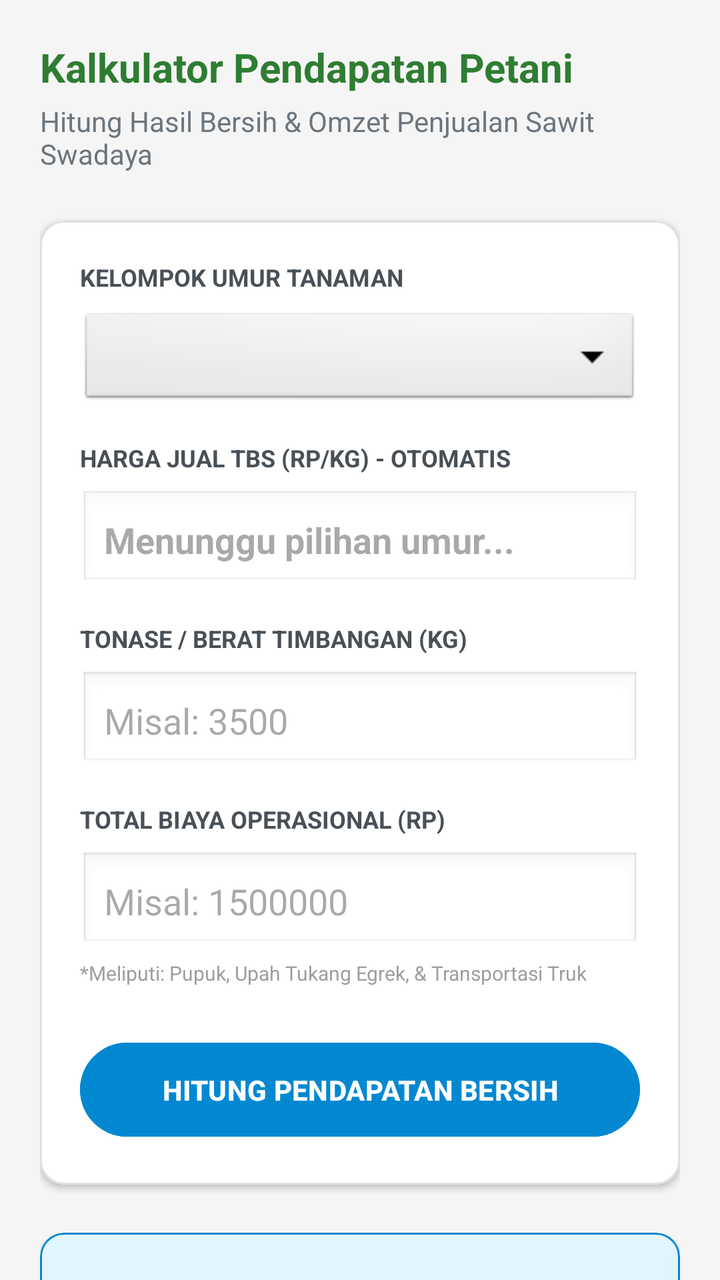
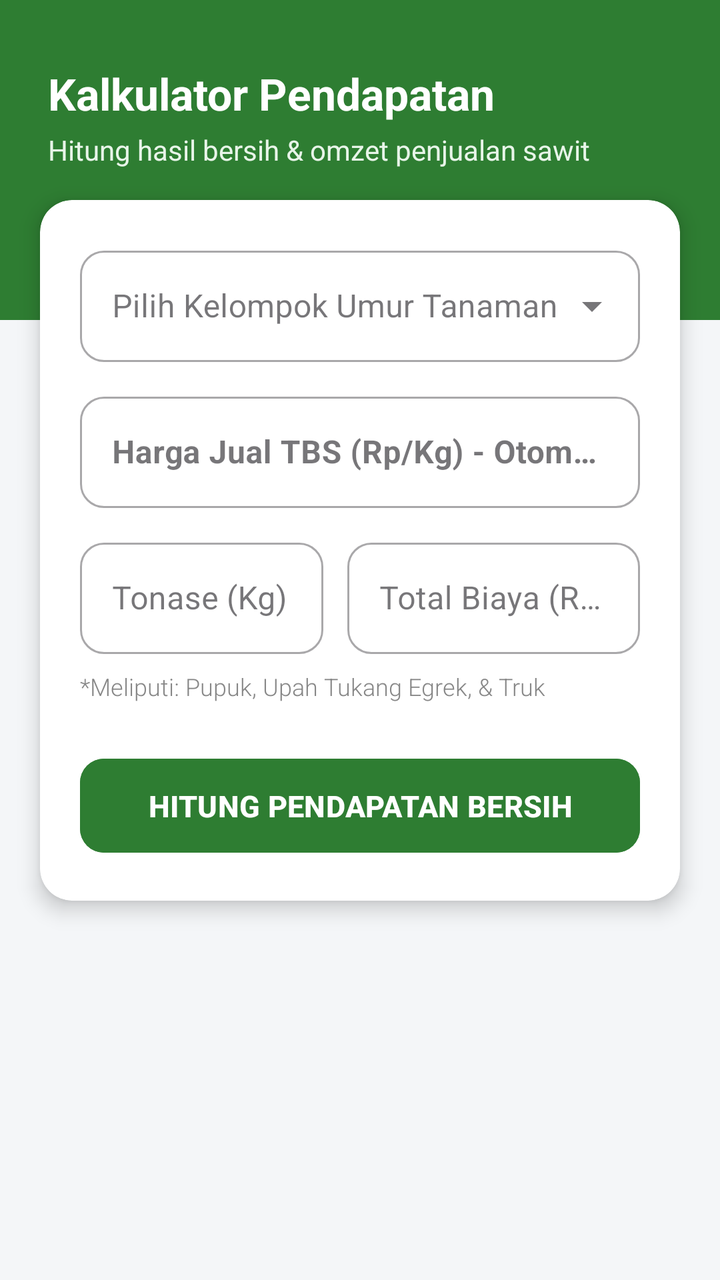

An Android layout rendered at two revisions. The XML below is the earlier revision; the diff shows what the commit changed to produce the second picture.
<!-- AndroidManifest.xml: application theme Theme.PrediksiHargaTBS -->
<!-- res/layout/fragment_prediksi.xml -->
<?xml version="1.0" encoding="utf-8"?>
<androidx.core.widget.NestedScrollView xmlns:android="http://schemas.android.com/apk/res/android"
    xmlns:app="http://schemas.android.com/apk/res-auto"
    android:layout_width="match_parent"
    android:layout_height="match_parent"
    android:background="#F5F5F5"
    android:fillViewport="true">

    <LinearLayout
        android:layout_width="match_parent"
        android:layout_height="wrap_content"
        android:orientation="vertical"
        android:padding="20dp">

        <LinearLayout
            android:layout_width="match_parent"
            android:layout_height="wrap_content"
            android:orientation="vertical"
            android:layout_marginBottom="24dp">

            <TextView
                android:layout_width="wrap_content"
                android:layout_height="wrap_content"
                android:text="Kalkulator Pendapatan Petani"
                android:textColor="#2E7D32"
                android:textSize="20sp"
                android:textStyle="bold" />

            <TextView
                android:layout_width="wrap_content"
                android:layout_height="wrap_content"
                android:layout_marginTop="4dp"
                android:text="Hitung Hasil Bersih &amp; Omzet Penjualan Sawit Swadaya"
                android:textColor="#6C757D"
                android:textSize="14sp" />
        </LinearLayout>

        <com.google.android.material.card.MaterialCardView
            android:layout_width="match_parent"
            android:layout_height="wrap_content"
            app:cardCornerRadius="12dp"
            app:cardElevation="2dp"
            app:strokeWidth="1dp"
            app:strokeColor="#E0E0E0"
            app:cardBackgroundColor="#FFFFFF"
            android:layout_marginBottom="24dp">

            <LinearLayout
                android:layout_width="match_parent"
                android:layout_height="wrap_content"
                android:orientation="vertical"
                android:padding="20dp">

                <TextView
                    android:layout_width="wrap_content"
                    android:layout_height="wrap_content"
                    android:text="KELOMPOK UMUR TANAMAN"
                    android:textSize="12sp"
                    android:textStyle="bold"
                    android:textColor="#495057" />

                <Spinner
                    android:id="@+id/spinnerUmur"
                    android:layout_width="match_parent"
                    android:layout_height="50dp"
                    android:layout_marginTop="8dp"
                    android:layout_marginBottom="16dp"
                    android:background="@android:drawable/btn_dropdown" />

                <TextView
                    android:layout_width="wrap_content"
                    android:layout_height="wrap_content"
                    android:text="HARGA JUAL TBS (RP/KG) - OTOMATIS"
                    android:textSize="12sp"
                    android:textStyle="bold"
                    android:textColor="#495057" />
                <EditText
                    android:id="@+id/etHargaJualTBS"
                    android:layout_width="match_parent"
                    android:layout_height="50dp"
                    android:layout_marginTop="8dp"
                    android:layout_marginBottom="16dp"
                    android:background="@android:drawable/edit_text"
                    android:hint="Menunggu pilihan umur..."
                    android:enabled="false"
                    android:textColor="#2E7D32"
                    android:textStyle="bold"
                    android:padding="12dp" />

                <TextView
                    android:layout_width="wrap_content"
                    android:layout_height="wrap_content"
                    android:text="TONASE / BERAT TIMBANGAN (KG)"
                    android:textSize="12sp"
                    android:textStyle="bold"
                    android:textColor="#495057" />
                <EditText
                    android:id="@+id/etTonase"
                    android:layout_width="match_parent"
                    android:layout_height="50dp"
                    android:layout_marginTop="8dp"
                    android:layout_marginBottom="16dp"
                    android:background="@android:drawable/edit_text"
                    android:hint="Misal: 3500"
                    android:inputType="numberDecimal"
                    android:padding="12dp" />

                <TextView
                    android:layout_width="wrap_content"
                    android:layout_height="wrap_content"
                    android:text="TOTAL BIAYA OPERASIONAL (RP)"
                    android:textSize="12sp"
                    android:textStyle="bold"
                    android:textColor="#495057" />
                <EditText
                    android:id="@+id/etBiayaOps"
                    android:layout_width="match_parent"
                    android:layout_height="50dp"
                    android:layout_marginTop="8dp"
                    android:background="@android:drawable/edit_text"
                    android:hint="Misal: 1500000"
                    android:inputType="number"
                    android:padding="12dp" />
                <TextView
                    android:layout_width="wrap_content"
                    android:layout_height="wrap_content"
                    android:text="*Meliputi: Pupuk, Upah Tukang Egrek, &amp; Transportasi Truk"
                    android:textSize="10sp"
                    android:textColor="#9E9E9E"
                    android:layout_marginBottom="24dp"
                    android:layout_marginTop="4dp"/>

                <Button
                    android:id="@+id/btnHitungPendapatan"
                    android:layout_width="match_parent"
                    android:layout_height="55dp"
                    android:backgroundTint="#0288D1"
                    android:text="HITUNG PENDAPATAN BERSIH"
                    android:textColor="#FFFFFF"
                    android:textStyle="bold" />
            </LinearLayout>
        </com.google.android.material.card.MaterialCardView>

        <com.google.android.material.card.MaterialCardView
            android:id="@+id/cardNotaHasil"
            android:layout_width="match_parent"
            android:layout_height="wrap_content"
            app:cardCornerRadius="12dp"
            app:cardElevation="2dp"
            app:strokeWidth="1dp"
            app:strokeColor="#0288D1"
            app:cardBackgroundColor="#E1F5FE"
            android:layout_marginBottom="32dp">

            <LinearLayout
                android:layout_width="match_parent"
                android:layout_height="wrap_content"
                android:orientation="vertical"
                android:padding="20dp">

                <TextView
                    android:layout_width="wrap_content"
                    android:layout_height="wrap_content"
                    android:text="LAPORAN KEUANGAN HASIL PANEN"
                    android:textSize="14sp"
                    android:textStyle="bold"
                    android:textColor="#0277BD"
                    android:layout_marginBottom="12dp" />

                <View android:layout_width="match_parent" android:layout_height="1dp" android:background="#B3E5FC" android:layout_marginBottom="12dp"/>

                <LinearLayout android:layout_width="match_parent" android:layout_height="wrap_content" android:orientation="horizontal" android:layout_marginBottom="6dp">
                    <TextView android:layout_width="0dp" android:layout_height="wrap_content" android:layout_weight="1" android:text="Pendapatan Kotor (Omzet)" android:textSize="13sp" android:textColor="#333333"/>
                    <TextView android:id="@+id/tvNotaOmzet" android:layout_width="wrap_content" android:layout_height="wrap_content" android:text="Rp 0" android:textSize="13sp" android:textStyle="bold" android:textColor="#333333"/>
                </LinearLayout>

                <LinearLayout android:layout_width="match_parent" android:layout_height="wrap_content" android:orientation="horizontal" android:layout_marginBottom="16dp">
                    <TextView android:layout_width="0dp" android:layout_height="wrap_content" android:layout_weight="1" android:text="(-) Pengeluaran Kebun" android:textSize="13sp" android:textColor="#D32F2F"/>
                    <TextView android:id="@+id/tvNotaBiaya" android:layout_width="wrap_content" android:layout_height="wrap_content" android:text="Rp 0" android:textSize="13sp" android:textStyle="bold" android:textColor="#D32F2F"/>
                </LinearLayout>

                <LinearLayout
                    android:id="@+id/boxStatusHasil"
                    android:layout_width="match_parent"
                    android:layout_height="wrap_content"
                    android:orientation="vertical"
                    android:background="#2E7D32"
                    android:padding="12dp"
                    android:gravity="center"
                    android:layout_marginTop="8dp">

                    <TextView
                        android:id="@+id/tvLabelStatus"
                        android:layout_width="wrap_content"
                        android:layout_height="wrap_content"
                        android:text="ESTIMASI UNTUNG BERSIH"
                        android:textSize="11sp"
                        android:textColor="#FFFFFF"
                        android:layout_marginBottom="4dp"/>

                    <TextView
                        android:id="@+id/tvNominalBersih"
                        android:layout_width="wrap_content"
                        android:layout_height="wrap_content"
                        android:text="Rp 0"
                        android:textSize="22sp"
                        android:textStyle="bold"
                        android:textColor="#FFFFFF"/>
                </LinearLayout>
            </LinearLayout>
        </com.google.android.material.card.MaterialCardView>

    </LinearLayout>
</androidx.core.widget.NestedScrollView>
<!-- resources referenced by this layout -->
<resources>
  <style name="Theme.PrediksiHargaTBS" parent="Base.Theme.PrediksiHargaTBS" />
  <style name="Base.Theme.PrediksiHargaTBS" parent="Theme.Material3.DayNight.NoActionBar">
          
          <item name="android:statusBarColor">#2E7D32</item>
      </style>
</resources>

<!-- the commit's change to res/layout/fragment_prediksi.xml (unified diff, before → after) -->
@@ -1,49 +1,56 @@
 <?xml version="1.0" encoding="utf-8"?>
-<androidx.core.widget.NestedScrollView xmlns:android="http://schemas.android.com/apk/res/android"
+<ScrollView xmlns:android="http://schemas.android.com/apk/res/android"
     xmlns:app="http://schemas.android.com/apk/res-auto"
     android:layout_width="match_parent"
     android:layout_height="match_parent"
-    android:background="#F5F5F5"
+    android:background="#F4F6F8"
     android:fillViewport="true">
 
-    <LinearLayout
+    <androidx.constraintlayout.widget.ConstraintLayout
         android:layout_width="match_parent"
-        android:layout_height="wrap_content"
-        android:orientation="vertical"
-        android:padding="20dp">
-
-        <LinearLayout
+        android:layout_height="wrap_content">
+
+        <View
             android:layout_width="match_parent"
-            android:layout_height="wrap_content"
-            android:orientation="vertical"
-            android:layout_marginBottom="24dp">
-
-            <TextView
-                android:layout_width="wrap_content"
-                android:layout_height="wrap_content"
-                android:text="Kalkulator Pendapatan Petani"
-                android:textColor="#2E7D32"
-                android:textSize="20sp"
-                android:textStyle="bold" />
-
-            <TextView
-                android:layout_width="wrap_content"
-                android:layout_height="wrap_content"
-                android:layout_marginTop="4dp"
-                android:text="Hitung Hasil Bersih &amp; Omzet Penjualan Sawit Swadaya"
-                android:textColor="#6C757D"
-                android:textSize="14sp" />
-        </LinearLayout>
-
-        <com.google.android.material.card.MaterialCardView
+            android:layout_height="160dp"
+            android:background="#2E7D32"
+            app:layout_constraintTop_toTopOf="parent" />
+
+        <TextView
+            android:id="@+id/tvCalcTitle"
+            android:layout_width="wrap_content"
+            android:layout_height="wrap_content"
+            android:layout_marginStart="24dp"
+            android:layout_marginTop="32dp"
+            android:text="Kalkulator Pendapatan"
+            android:textColor="#FFFFFF"
+            android:textSize="22sp"
+            android:textStyle="bold"
+            app:layout_constraintStart_toStartOf="parent"
+            app:layout_constraintTop_toTopOf="parent" />
+
+        <TextView
+            android:layout_width="wrap_content"
+            android:layout_height="wrap_content"
+            android:layout_marginTop="4dp"
+            android:text="Hitung hasil bersih &amp; omzet penjualan sawit"
+            android:textColor="#E8F5E9"
+            android:textSize="14sp"
+            app:layout_constraintStart_toStartOf="@id/tvCalcTitle"
+            app:layout_constraintTop_toBottomOf="@id/tvCalcTitle" />
+
+        <androidx.cardview.widget.CardView
+            android:id="@+id/cardFormKalkulator"
             android:layout_width="match_parent"
             android:layout_height="wrap_content"
-            app:cardCornerRadius="12dp"
-            app:cardElevation="2dp"
-            app:strokeWidth="1dp"
-            app:strokeColor="#E0E0E0"
-            app:cardBackgroundColor="#FFFFFF"
-            android:layout_marginBottom="24dp">
+            android:layout_marginHorizontal="20dp"
+            android:layout_marginTop="100dp"
+            android:layout_marginBottom="32dp"
+            app:cardCornerRadius="16dp"
+            app:cardElevation="6dp"
+            app:layout_constraintBottom_toBottomOf="parent"
+            app:layout_constraintTop_toTopOf="parent"
+            app:layout_constraintVertical_bias="0.0">
 
             <LinearLayout
                 android:layout_width="match_parent"
@@ -51,164 +58,213 @@
                 android:orientation="vertical"
                 android:padding="20dp">
 
+                <com.google.android.material.textfield.TextInputLayout
+                    style="@style/Widget.MaterialComponents.TextInputLayout.OutlinedBox.ExposedDropdownMenu"
+                    android:layout_width="match_parent"
+                    android:layout_height="wrap_content"
+                    android:hint="Pilih Kelompok Umur Tanaman"
+                    app:boxCornerRadiusBottomEnd="12dp"
+                    app:boxCornerRadiusBottomStart="12dp"
+                    app:boxCornerRadiusTopEnd="12dp"
+                    app:boxCornerRadiusTopStart="12dp">
+
+                    <AutoCompleteTextView
+                        android:id="@+id/spinnerUmur"
+                        android:layout_width="match_parent"
+                        android:layout_height="wrap_content"
+                        android:inputType="none" />
+                </com.google.android.material.textfield.TextInputLayout>
+
+                <com.google.android.material.textfield.TextInputLayout
+                    style="@style/Widget.MaterialComponents.TextInputLayout.OutlinedBox"
+                    android:layout_width="match_parent"
+                    android:layout_height="wrap_content"
+                    android:layout_marginTop="12dp"
+                    android:hint="Harga Jual TBS (Rp/Kg) - Otomatis"
+                    app:boxCornerRadiusBottomEnd="12dp"
+                    app:boxCornerRadiusBottomStart="12dp"
+                    app:boxCornerRadiusTopEnd="12dp"
+                    app:boxCornerRadiusTopStart="12dp">
+
+                    <com.google.android.material.textfield.TextInputEditText
+                        android:id="@+id/etHargaOtomatis"
+                        android:layout_width="match_parent"
+                        android:layout_height="wrap_content"
+                        android:enabled="false"
+                        android:textColor="#2E7D32"
+                        android:textStyle="bold" />
+                </com.google.android.material.textfield.TextInputLayout>
+
+                <LinearLayout
+                    android:layout_width="match_parent"
+                    android:layout_height="wrap_content"
+                    android:layout_marginTop="12dp"
+                    android:orientation="horizontal">
+
+                    <com.google.android.material.textfield.TextInputLayout
+                        style="@style/Widget.MaterialComponents.TextInputLayout.OutlinedBox"
+                        android:layout_width="0dp"
+                        android:layout_height="wrap_content"
+                        android:layout_marginEnd="6dp"
+                        android:layout_weight="1"
+                        android:hint="Tonase (Kg)"
+                        app:boxCornerRadiusBottomEnd="12dp"
+                        app:boxCornerRadiusBottomStart="12dp"
+                        app:boxCornerRadiusTopEnd="12dp"
+                        app:boxCornerRadiusTopStart="12dp">
+
+                        <com.google.android.material.textfield.TextInputEditText
+                            android:id="@+id/etTonase"
+                            android:layout_width="match_parent"
+                            android:layout_height="wrap_content"
+                            android:inputType="numberDecimal" />
+                    </com.google.android.material.textfield.TextInputLayout>
+
+                    <com.google.android.material.textfield.TextInputLayout
+                        style="@style/Widget.MaterialComponents.TextInputLayout.OutlinedBox"
+                        android:layout_width="0dp"
+                        android:layout_height="wrap_content"
+                        android:layout_marginStart="6dp"
+                        android:layout_weight="1.2"
+                        android:hint="Total Biaya (Rp)"
+                        app:boxCornerRadiusBottomEnd="12dp"
+                        app:boxCornerRadiusBottomStart="12dp"
+                        app:boxCornerRadiusTopEnd="12dp"
+                        app:boxCornerRadiusTopStart="12dp">
+
+                        <com.google.android.material.textfield.TextInputEditText
+                            android:id="@+id/etBiaya"
+                            android:layout_width="match_parent"
+                            android:layout_height="wrap_content"
+                            android:inputType="numberDecimal" />
+                    </com.google.android.material.textfield.TextInputLayout>
+                </LinearLayout>
+
                 <TextView
-                    android:layout_width="wrap_content"
-                    android:layout_height="wrap_content"
-                    android:text="KELOMPOK UMUR TANAMAN"
-                    android:textSize="12sp"
-                    android:textStyle="bold"
-                    android:textColor="#495057" />
-
-                <Spinner
-                    android:id="@+id/spinnerUmur"
-                    android:layout_width="match_parent"
-                    android:layout_height="50dp"
+                    android:layout_width="match_parent"
+                    android:layout_height="wrap_content"
                     android:layout_marginTop="8dp"
-                    android:layout_marginBottom="16dp"
-                    android:background="@android:drawable/btn_dropdown" />
-
-                <TextView
-                    android:layout_width="wrap_content"
-                    android:layout_height="wrap_content"
-                    android:text="HARGA JUAL TBS (RP/KG) - OTOMATIS"
-                    android:textSize="12sp"
-                    android:textStyle="bold"
-                    android:textColor="#495057" />
-                <EditText
-                    android:id="@+id/etHargaJualTBS"
-                    android:layout_width="match_parent"
-                    android:layout_height="50dp"
-                    android:layout_marginTop="8dp"
-                    android:layout_marginBottom="16dp"
-                    android:background="@android:drawable/edit_text"
-                    android:hint="Menunggu pilihan umur..."
-                    android:enabled="false"
-                    android:textColor="#2E7D32"
-                    android:textStyle="bold"
-                    android:padding="12dp" />
-
-                <TextView
-                    android:layout_width="wrap_content"
-                    android:layout_height="wrap_content"
-                    android:text="TONASE / BERAT TIMBANGAN (KG)"
-                    android:textSize="12sp"
-                    android:textStyle="bold"
-                    android:textColor="#495057" />
-                <EditText
-                    android:id="@+id/etTonase"
-                    android:layout_width="match_parent"
-                    android:layout_height="50dp"
-                    android:layout_marginTop="8dp"
-                    android:layout_marginBottom="16dp"
-                    android:background="@android:drawable/edit_text"
-                    android:hint="Misal: 3500"
-                    android:inputType="numberDecimal"
-                    android:padding="12dp" />
-
-                <TextView
-                    android:layout_width="wrap_content"
-                    android:layout_height="wrap_content"
-                    android:text="TOTAL BIAYA OPERASIONAL (RP)"
-                    android:textSize="12sp"
-                    android:textStyle="bold"
-                    android:textColor="#495057" />
-                <EditText
-                    android:id="@+id/etBiayaOps"
-                    android:layout_width="match_parent"
-                    android:layout_height="50dp"
-                    android:layout_marginTop="8dp"
-                    android:background="@android:drawable/edit_text"
-                    android:hint="Misal: 1500000"
-                    android:inputType="number"
-                    android:padding="12dp" />
-                <TextView
-                    android:layout_width="wrap_content"
-                    android:layout_height="wrap_content"
-                    android:text="*Meliputi: Pupuk, Upah Tukang Egrek, &amp; Transportasi Truk"
-                    android:textSize="10sp"
-                    android:textColor="#9E9E9E"
-                    android:layout_marginBottom="24dp"
-                    android:layout_marginTop="4dp"/>
+                    android:fontFamily="sans-serif-light"
+                    android:text="*Meliputi: Pupuk, Upah Tukang Egrek, &amp; Truk"
+                    android:textColor="#888888"
+                    android:textSize="12sp" />
 
                 <Button
                     android:id="@+id/btnHitungPendapatan"
                     android:layout_width="match_parent"
                     android:layout_height="55dp"
-                    android:backgroundTint="#0288D1"
+                    android:layout_marginTop="24dp"
+                    android:backgroundTint="#2E7D32"
                     android:text="HITUNG PENDAPATAN BERSIH"
                     android:textColor="#FFFFFF"
-                    android:textStyle="bold" />
+                    android:textSize="15sp"
+                    android:textStyle="bold"
+                    app:cornerRadius="12dp" />
+
             </LinearLayout>
-        </com.google.android.material.card.MaterialCardView>
-
-        <com.google.android.material.card.MaterialCardView
+        </androidx.cardview.widget.CardView>
+        <androidx.cardview.widget.CardView
             android:id="@+id/cardNotaHasil"
             android:layout_width="match_parent"
             android:layout_height="wrap_content"
-            app:cardCornerRadius="12dp"
-            app:cardElevation="2dp"
-            app:strokeWidth="1dp"
-            app:strokeColor="#0288D1"
-            app:cardBackgroundColor="#E1F5FE"
-            android:layout_marginBottom="32dp">
+            android:layout_marginHorizontal="20dp"
+            android:layout_marginTop="16dp"
+            android:layout_marginBottom="32dp"
+            android:visibility="gone"
+            app:cardCornerRadius="16dp"
+            app:cardElevation="6dp"
+            app:layout_constraintBottom_toBottomOf="parent"
+            app:layout_constraintTop_toBottomOf="@+id/cardFormKalkulator">
 
             <LinearLayout
                 android:layout_width="match_parent"
                 android:layout_height="wrap_content"
-                android:orientation="vertical"
-                android:padding="20dp">
-
-                <TextView
-                    android:layout_width="wrap_content"
-                    android:layout_height="wrap_content"
-                    android:text="LAPORAN KEUANGAN HASIL PANEN"
-                    android:textSize="14sp"
-                    android:textStyle="bold"
-                    android:textColor="#0277BD"
-                    android:layout_marginBottom="12dp" />
-
-                <View android:layout_width="match_parent" android:layout_height="1dp" android:background="#B3E5FC" android:layout_marginBottom="12dp"/>
-
-                <LinearLayout android:layout_width="match_parent" android:layout_height="wrap_content" android:orientation="horizontal" android:layout_marginBottom="6dp">
-                    <TextView android:layout_width="0dp" android:layout_height="wrap_content" android:layout_weight="1" android:text="Pendapatan Kotor (Omzet)" android:textSize="13sp" android:textColor="#333333"/>
-                    <TextView android:id="@+id/tvNotaOmzet" android:layout_width="wrap_content" android:layout_height="wrap_content" android:text="Rp 0" android:textSize="13sp" android:textStyle="bold" android:textColor="#333333"/>
-                </LinearLayout>
-
-                <LinearLayout android:layout_width="match_parent" android:layout_height="wrap_content" android:orientation="horizontal" android:layout_marginBottom="16dp">
-                    <TextView android:layout_width="0dp" android:layout_height="wrap_content" android:layout_weight="1" android:text="(-) Pengeluaran Kebun" android:textSize="13sp" android:textColor="#D32F2F"/>
-                    <TextView android:id="@+id/tvNotaBiaya" android:layout_width="wrap_content" android:layout_height="wrap_content" android:text="Rp 0" android:textSize="13sp" android:textStyle="bold" android:textColor="#D32F2F"/>
-                </LinearLayout>
+                android:orientation="vertical">
 
                 <LinearLayout
                     android:id="@+id/boxStatusHasil"
                     android:layout_width="match_parent"
                     android:layout_height="wrap_content"
+                    android:background="#2E7D32"
+                    android:gravity="center"
+                    android:padding="12dp">
+
+                    <TextView
+                        android:id="@+id/tvLabelStatus"
+                        android:layout_width="wrap_content"
+                        android:layout_height="wrap_content"
+                        android:text="ESTIMASI UNTUNG BERSIH"
+                        android:textColor="#FFFFFF"
+                        android:textSize="14sp"
+                        android:textStyle="bold" />
+                </LinearLayout>
+
+                <LinearLayout
+                    android:layout_width="match_parent"
+                    android:layout_height="wrap_content"
                     android:orientation="vertical"
-                    android:background="#2E7D32"
-                    android:padding="12dp"
-                    android:gravity="center"
-                    android:layout_marginTop="8dp">
-
-                    <TextView
-                        android:id="@+id/tvLabelStatus"
-                        android:layout_width="wrap_content"
-                        android:layout_height="wrap_content"
-                        android:text="ESTIMASI UNTUNG BERSIH"
-                        android:textSize="11sp"
-                        android:textColor="#FFFFFF"
-                        android:layout_marginBottom="4dp"/>
+                    android:padding="20dp">
+
+                    <TextView
+                        android:layout_width="wrap_content"
+                        android:layout_height="wrap_content"
+                        android:text="Pendapatan Kotor:"
+                        android:textColor="#555555" />
+
+                    <TextView
+                        android:id="@+id/tvNotaOmzet"
+                        android:layout_width="wrap_content"
+                        android:layout_height="wrap_content"
+                        android:text="Rp0"
+                        android:textColor="#111111"
+                        android:textSize="16sp"
+                        android:textStyle="bold" />
+
+                    <View
+                        android:layout_width="match_parent"
+                        android:layout_height="1dp"
+                        android:layout_marginVertical="8dp"
+                        android:background="#EEEEEE" />
+
+                    <TextView
+                        android:layout_width="wrap_content"
+                        android:layout_height="wrap_content"
+                        android:text="Biaya Operasional:"
+                        android:textColor="#555555" />
+
+                    <TextView
+                        android:id="@+id/tvNotaBiaya"
+                        android:layout_width="wrap_content"
+                        android:layout_height="wrap_content"
+                        android:text="- Rp0"
+                        android:textColor="#D32F2F"
+                        android:textSize="16sp"
+                        android:textStyle="bold" />
+
+                    <View
+                        android:layout_width="match_parent"
+                        android:layout_height="1dp"
+                        android:layout_marginVertical="8dp"
+                        android:background="#EEEEEE" />
+
+                    <TextView
+                        android:layout_width="wrap_content"
+                        android:layout_height="wrap_content"
+                        android:text="PENDAPATAN BERSIH"
+                        android:textColor="#2E7D32"
+                        android:textSize="12sp"
+                        android:textStyle="bold" />
 
                     <TextView
                         android:id="@+id/tvNominalBersih"
                         android:layout_width="wrap_content"
                         android:layout_height="wrap_content"
-                        android:text="Rp 0"
-                        android:textSize="22sp"
-                        android:textStyle="bold"
-                        android:textColor="#FFFFFF"/>
+                        android:text="Rp0"
+                        android:textColor="#2E7D32"
+                        android:textSize="24sp"
+                        android:textStyle="bold" />
                 </LinearLayout>
             </LinearLayout>
-        </com.google.android.material.card.MaterialCardView>
-
-    </LinearLayout>
-</androidx.core.widget.NestedScrollView>
+        </androidx.cardview.widget.CardView>
+    </androidx.constraintlayout.widget.ConstraintLayout>
+</ScrollView>
